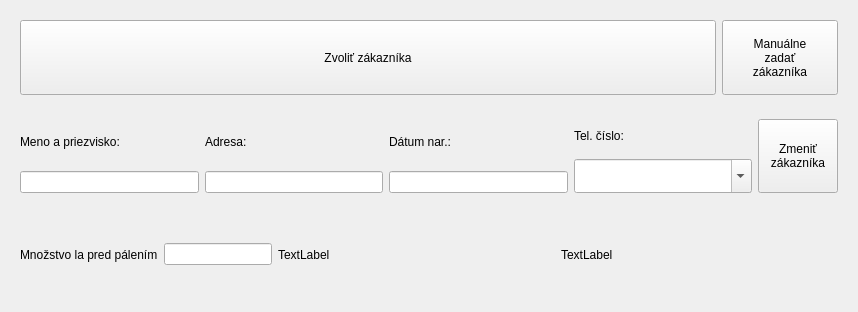
First picture: the form in src/ui/customer_handler.ui, repository EduardFrlicka/Palenica-PyQt6, before the edit.
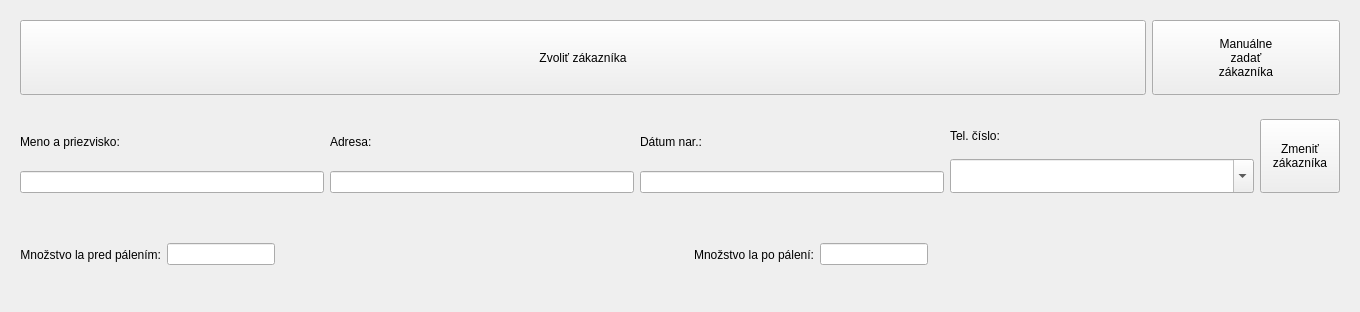
Second picture: the form after the edit.

Commit message: Print customer reworked, added info popup while updating, price by word added

Patch:
```diff
--- a/src/ui/customer_handler.ui
+++ b/src/ui/customer_handler.ui
@@ -6,7 +6,7 @@
    <rect>
     <x>0</x>
     <y>0</y>
-    <width>858</width>
+    <width>1360</width>
     <height>312</height>
    </rect>
   </property>
@@ -155,13 +155,16 @@
       <item>
        <widget class="QLabel" name="label_la_before">
         <property name="sizePolicy">
-         <sizepolicy hsizetype="Minimum" vsizetype="Minimum">
+         <sizepolicy hsizetype="Preferred" vsizetype="Minimum">
           <horstretch>0</horstretch>
           <verstretch>0</verstretch>
          </sizepolicy>
         </property>
         <property name="text">
-         <string>Množstvo la pred pálením</string>
+         <string>Množstvo la pred pálením:</string>
+        </property>
+        <property name="alignment">
+         <set>Qt::AlignRight|Qt::AlignTrailing|Qt::AlignVCenter</set>
         </property>
        </widget>
       </item>
@@ -178,32 +181,61 @@
         </property>
        </widget>
       </item>
+      <item>
+       <spacer name="horizontalSpacer">
+        <property name="orientation">
+         <enum>Qt::Horizontal</enum>
+        </property>
+        <property name="sizeHint" stdset="0">
+         <size>
+          <width>40</width>
+          <height>20</height>
+         </size>
+        </property>
+       </spacer>
+      </item>
       <item>
        <widget class="QLabel" name="label_la_after">
         <property name="sizePolicy">
-         <sizepolicy hsizetype="Expanding" vsizetype="Preferred">
+         <sizepolicy hsizetype="Preferred" vsizetype="Preferred">
           <horstretch>0</horstretch>
           <verstretch>0</verstretch>
          </sizepolicy>
         </property>
         <property name="text">
-         <string>TextLabel</string>
+         <string>Množstvo la po pálení:</string>
+        </property>
+        <property name="alignment">
+         <set>Qt::AlignRight|Qt::AlignTrailing|Qt::AlignVCenter</set>
         </property>
        </widget>
       </item>
       <item>
-       <widget class="QLabel" name="label_la_after_3">
+       <widget class="QLineEdit" name="le_la_after">
         <property name="sizePolicy">
-         <sizepolicy hsizetype="Expanding" vsizetype="Preferred">
+         <sizepolicy hsizetype="Preferred" vsizetype="Fixed">
           <horstretch>0</horstretch>
           <verstretch>0</verstretch>
          </sizepolicy>
         </property>
-        <property name="text">
-         <string>TextLabel</string>
+        <property name="readOnly">
+         <bool>true</bool>
         </property>
        </widget>
       </item>
+      <item>
+       <spacer name="horizontalSpacer_2">
+        <property name="orientation">
+         <enum>Qt::Horizontal</enum>
+        </property>
+        <property name="sizeHint" stdset="0">
+         <size>
+          <width>40</width>
+          <height>20</height>
+         </size>
+        </property>
+       </spacer>
+      </item>
      </layout>
     </widget>
    </item>
```
The commit also changes 10 other files.
